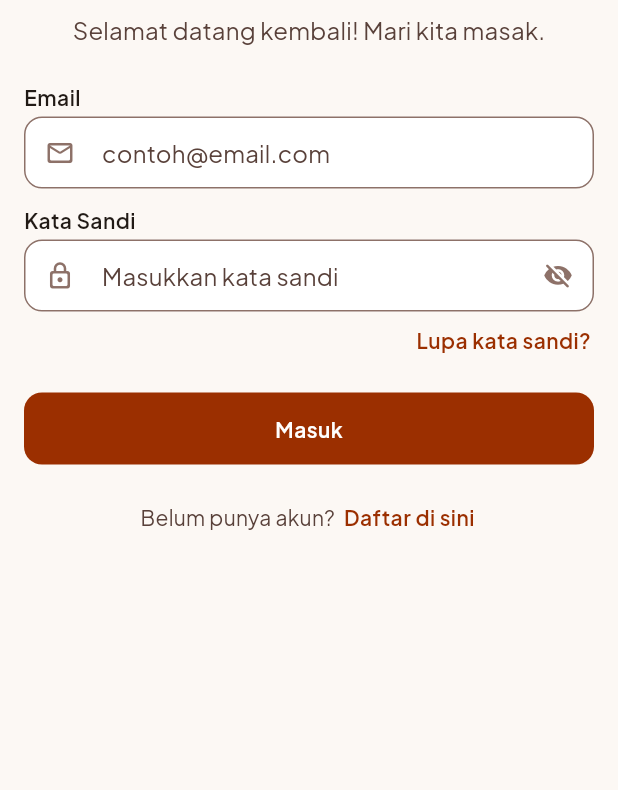
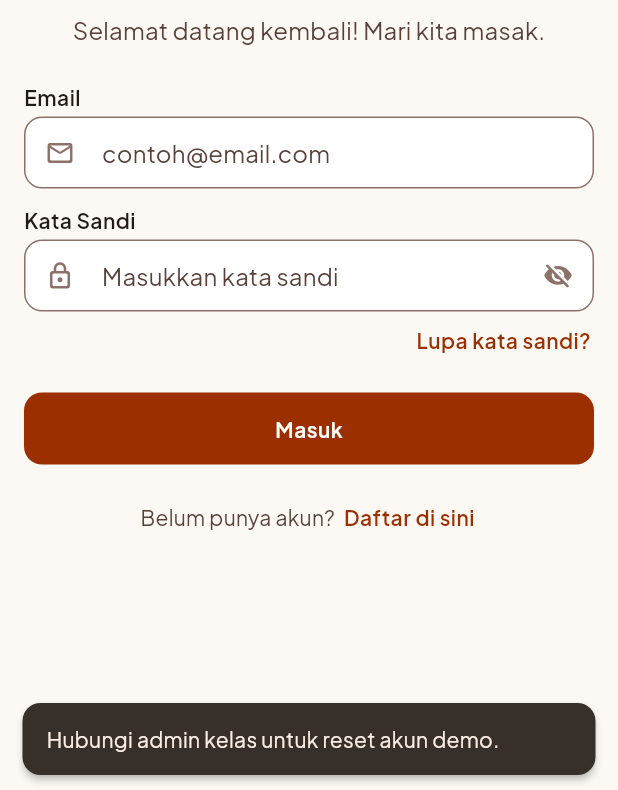
Before and after one commit to BryanWidjaja/AsalKenyang, a Flutter app: the screen it shows after launch, after a tap on "Lupa kata sandi?", on a phone screen of 412 x 824 dp, the part 446-1236 px from its top. Run offline on Flutter 3.47's test engine with Material 3 defaults, Android fonts, the phone set to English and light mode, and no system bars; our stand-ins replace dio, drift, drift_flutter, flutter_riverpod, flutter_secure_storage, freezed_annotation; accounts and stored records are empty; generated files the repository leaves out were written again; project files that could hold a hidden picture were left out.

```diff
--- a/frontend/lib/features/auth/presentation/login_page.dart
+++ b/frontend/lib/features/auth/presentation/login_page.dart
@@ -111,7 +111,12 @@ class _LoginPageState extends ConsumerState<LoginPage> {
                   const SizedBox(height: AppSpacing.sm),
                   Align(
                     alignment: Alignment.centerRight,
-                    child: TextLink(text: 'Lupa kata sandi?', onTap: () {}),
+                    child: TextLink(
+                      text: 'Lupa kata sandi?',
+                      onTap: () => _showSnack(
+                        'Hubungi admin kelas untuk reset akun demo.',
+                      ),
+                    ),
                   ),
                   const SizedBox(height: AppSpacing.lg),
                   PrimaryButton(
--- a/frontend/lib/features/auth/presentation/splash_page.dart
+++ b/frontend/lib/features/auth/presentation/splash_page.dart
@@ -6,6 +6,7 @@ import '../../../core/theme/app_spacing.dart';
 import '../../../core/theme/app_typography.dart';
 import '../../../shared/widgets/brand_mark.dart';
 import '../../../shared/widgets/indeterminate_bar.dart';
+import '../../../core/sync/sync_engine.dart';
 import '../../shell/presentation/home_shell.dart';
 import '../application/auth_controller.dart';
 import 'login_page.dart';
@@ -34,6 +35,10 @@ class _SplashPageState extends ConsumerState<SplashPage> {
     ]);
     if (!mounted) return;
     final hasSession = results[0] as bool;
+    if (hasSession) {
+      // Fire and forget sync
+      ref.read(syncEngineProvider).syncOutbox();
+    }
     Navigator.of(context).pushReplacementNamed(
       hasSession ? HomeShell.route : LoginPage.route,
     );
```
